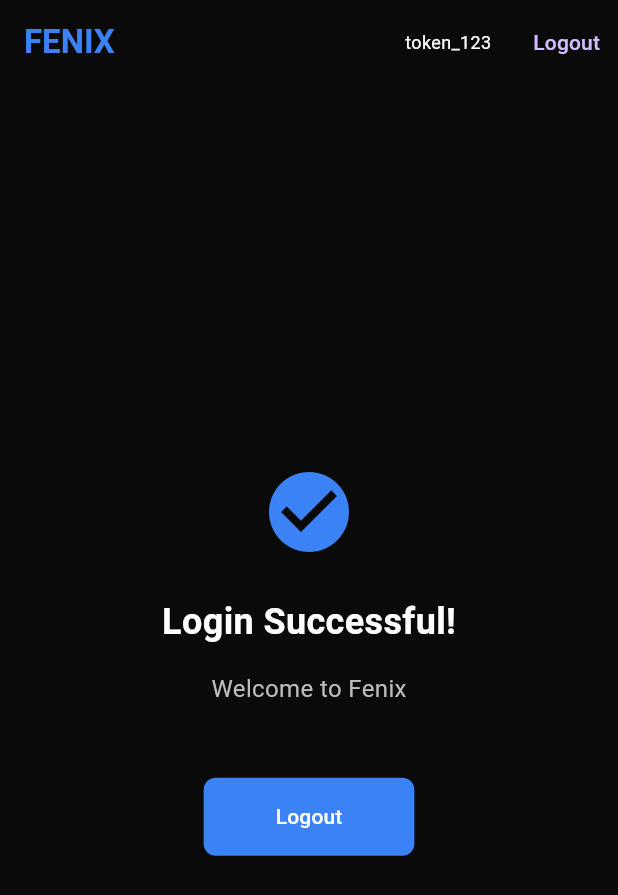
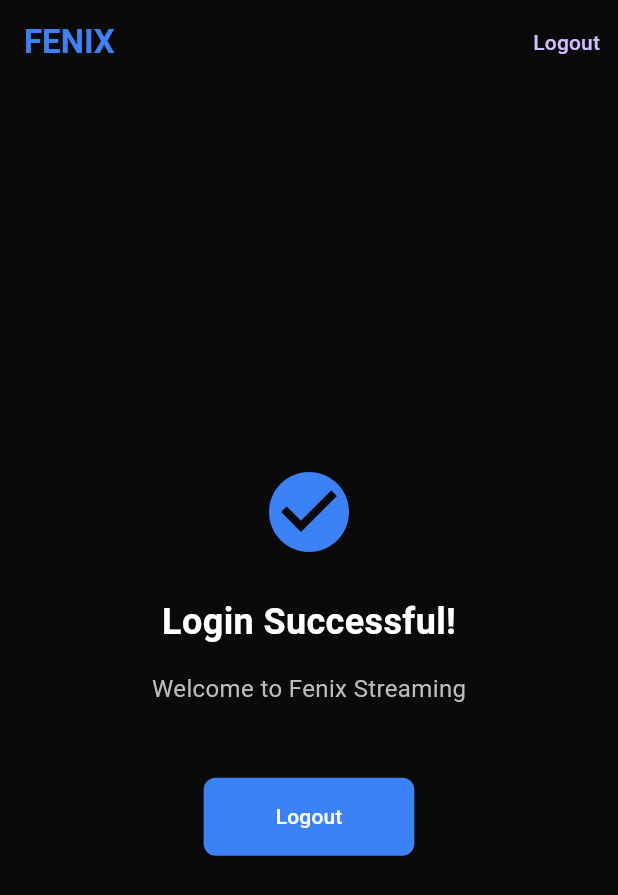
Before and after one commit to ayyanulhaq997-cmd/Flenix, a Flutter app: the screen it shows after launch, after a tap on "Sign In", on a phone screen of 412 x 824 dp. Shown: the top 895 px of the screen. Run offline on Flutter 3.47's test engine with Material 3 defaults, Android fonts, the phone set to English and light mode, and no system bars; our stand-ins replace flutter_secure_storage.

Commit message:
Simplify catalog and authentication services
Remove unnecessary imports and methods from AuthService and simplify CatalogScreen to display a basic success message.

Replit-Commit-Author: Agent
Replit-Commit-Session-Id: 7c3208e1-bb33-412a-b0bf-6fa03e1e8905
Replit-Commit-Checkpoint-Type: full_checkpoint
Replit-Commit-Event-Id: 760a0962-042d-4a30-a220-bae775565b31
Replit-Commit-Screenshot-Url: https://storage.googleapis.com/screenshot-production-us-central1/e1c30eb1-234f-4841-89d1-b4cd3d839858/7c3208e1-bb33-412a-b0bf-6fa03e1e8905/Mfhu9vf

```diff
--- a/fenix-flutter/lib/screens/catalog_screen.dart
+++ b/fenix-flutter/lib/screens/catalog_screen.dart
@@ -15,20 +15,6 @@ class CatalogScreen extends StatefulWidget {
 
 class _CatalogScreenState extends State<CatalogScreen> {
   final _authService = AuthService();
-  String _userEmail = 'User';
-
-  @override
-  void initState() {
-    super.initState();
-    _loadUser();
-  }
-
-  Future<void> _loadUser() async {
-    final token = await _authService.getToken();
-    setState(() {
-      _userEmail = token ?? 'Admin';
-    });
-  }
 
   Future<void> _handleLogout() async {
     await _authService.logout();
@@ -50,18 +36,6 @@ class _CatalogScreenState extends State<CatalogScreen> {
           ),
         ),
         actions: [
-          Padding(
-            padding: const EdgeInsets.all(16),
-            child: Center(
-              child: Text(
-                _userEmail,
-                style: const TextStyle(
-                  color: Colors.white,
-                  fontSize: 12,
-                ),
-              ),
-            ),
-          ),
           TextButton(
             onPressed: _handleLogout,
             child: const Text('Logout'),
@@ -88,7 +62,7 @@ class _CatalogScreenState extends State<CatalogScreen> {
             ),
             const SizedBox(height: 16),
             Text(
-              'Welcome to Fenix',
+              'Welcome to Fenix Streaming',
               style: TextStyle(
                 color: Colors.grey[400],
                 fontSize: 16,
```
Also changed, not shown: fenix-flutter/lib/services/auth_service.dart (+0 -14 lines), 1 other file.
